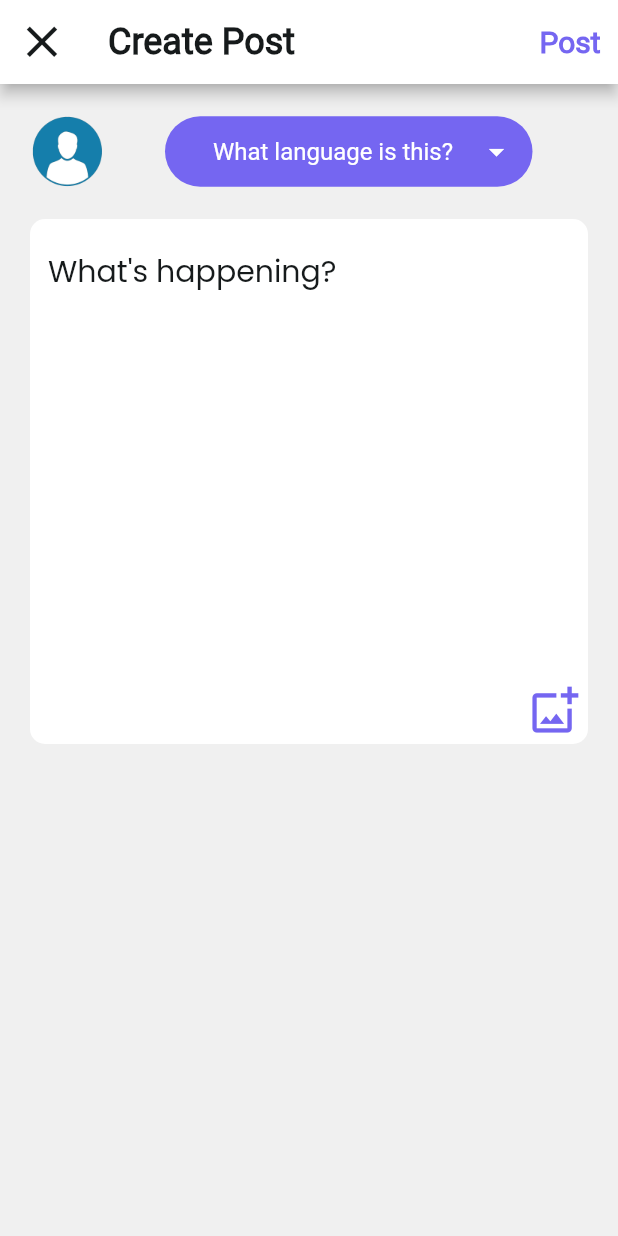
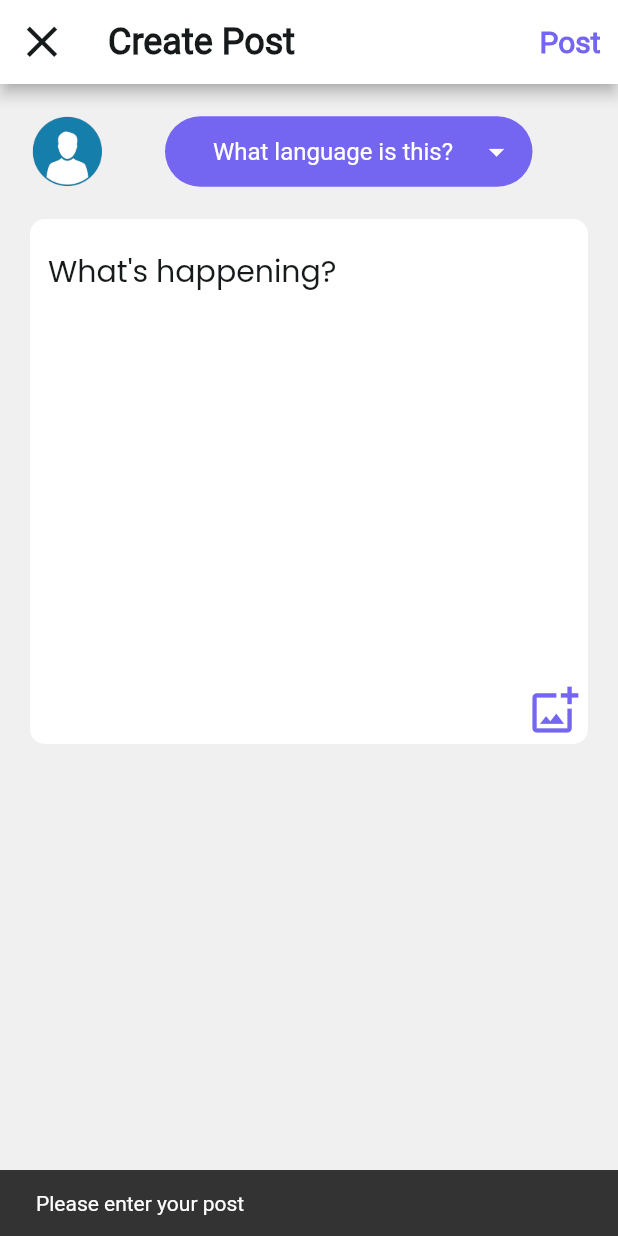
Before and after one commit to expatx/expatx, a Flutter app: the CreatePostScreen screen opened by its route, after a tap on "Post", on a phone screen of 412 x 824 dp. Run offline on Flutter 3.47's test engine with Material 2 defaults, Android fonts, the phone set to English and light mode, and no system bars; our stand-ins replace bloc, dartz, dio, equatable, flutter_bloc, go_router and 4 more; missing offline and left inert: api_cache_manager.

Commit message:
error handling

```diff
--- a/lib/core/api/api_helper.dart
+++ b/lib/core/api/api_helper.dart
@@ -17,7 +17,7 @@ abstract class ApiHelper {
       required String password});
   Future<UserModel> login({required String email, required String password});
   Future<List> getFeedItems();
-  Future<Map<String, dynamic>> postFeedItem(CreatePostModel createPostModel);
+  Future<Response> postFeedItem(CreatePostModel createPostModel);
 }
 
 class ApiHelperImpl extends ApiHelper {
@@ -129,19 +129,16 @@ class ApiHelperImpl extends ApiHelper {
   }
 
   @override
-  Future<Map<String, dynamic>> postFeedItem(
-      CreatePostModel createPostModel) async {
+  Future<Response> postFeedItem(CreatePostModel createPostModel) async {
     try {
       final response = await restClient.post(
         PublicOrProtected.protected,
         ApiEndpoints.feedPosts,
         json.encode(createPostModel),
       );
-      return response.data;
+      return response;
     } on CustomException catch (e) {
       throw e.errorMessage;
-    } catch (e) {
-      return {};
     }
   }
 }
--- a/lib/features/shared/data/datasources/create_post_datasource.dart
+++ b/lib/features/shared/data/datasources/create_post_datasource.dart
@@ -1,16 +1,17 @@
+import 'package:dio/dio.dart';
 import 'package:expatx/features/shared/data/models/create_post_model.dart';
 
 import '../../../../core/data_helper.dart';
 
 abstract class CreatePostRemoteDataSource {
-  Future<void> createPost(CreatePostModel createPostModel);
+  Future<Response> createPost(CreatePostModel createPostModel);
 }
 
 class CreatePostRemoteDataSourceImpl implements CreatePostRemoteDataSource {
   final _dataHelper = DataHelperImpl.instance;
 
   @override
-  Future<void> createPost(CreatePostModel createPostModel) async {
-    await _dataHelper.apiHelper.postFeedItem(createPostModel);
+  Future<Response> createPost(CreatePostModel createPostModel) async {
+   return await _dataHelper.apiHelper.postFeedItem(createPostModel);
   }
 }
--- a/lib/features/shared/data/repositories/create_post_repository_impl.dart
+++ b/lib/features/shared/data/repositories/create_post_repository_impl.dart
@@ -1,6 +1,6 @@
 import 'package:dartz/dartz.dart';
+import 'package:dio/dio.dart';
 
-import '../../../../core/error/exceptions.dart';
 import '../../domain/repositories/create_post_repository.dart';
 import '../datasources/create_post_datasource.dart';
 import '../models/create_post_model.dart';
@@ -14,9 +14,14 @@ class CreatePostRepositoryImpl implements CreatePostRepository {
   Future<Either<String, void>> createPost(
       CreatePostModel createPostModel) async {
     try {
-      await remoteDataSource.createPost(createPostModel);
-      return const Right(null);
-    } on ServerException {
+      Response response = await remoteDataSource.createPost(createPostModel);
+
+      if (response.statusCode == 200 || response.statusCode == 201) {
+        return const Right(null);
+      } else {
+        return const Left('Server error');
+      }
+    } on Exception {
       return const Left('Server error');
     }
   }
--- a/lib/features/shared/presentation/pages/create_post_screen.dart
+++ b/lib/features/shared/presentation/pages/create_post_screen.dart
@@ -21,7 +21,7 @@ class _CreatePostScreenState extends State<CreatePostScreen> {
   final TextEditingController _postTextController = TextEditingController();
 
   createPostSubmit() {
-    BlocProvider.of<CreatePostBloc>(context).add(
+    context.read<CreatePostBloc>().add(
           CreatePostSubmit(
             createPostModel: CreatePostModel(
               content: _postTextController.text,
@@ -68,11 +68,26 @@ class _CreatePostScreenState extends State<CreatePostScreen> {
               } else {
                 return TextButton(
                   onPressed: () {
+                    if (_postTextController.text.isNotEmpty) {
                       createPostSubmit();
+                      if (state is CreatePostFailure) {
+                        ScaffoldMessenger.of(context).showSnackBar(
+                          SnackBar(
+                            content: Text(state.errorMessage),
+                          ),
+                        );
+                      }
                       if (state is CreatePostSuccess) {
                         Navigator.pop(context);
+                        BlocProvider.of<FeedBloc>(context).add(GetFeedEvent());
                       }
-                    BlocProvider.of<FeedBloc>(context).add(GetFeedEvent());
+                    } else {
+                      ScaffoldMessenger.of(context).showSnackBar(
+                        const SnackBar(
+                          content: Text("Please enter your post"),
+                        ),
+                      );
+                    }
                   },
                   child: const Text(
                     "Post",
@@ -128,17 +143,8 @@ class _CreatePostScreenState extends State<CreatePostScreen> {
                 textAlignVertical: TextAlignVertical.top,
                 expands: true,
                 maxLines: null,
-                onChanged: (val) {
-                  _postTextController.text = val;
-                },
                 keyboardType: TextInputType.multiline,
                 controller: _postTextController,
-                // validator: (val) {
-                //   if (val!.isEmpty) {
-                //     return 'Please enter some text';
-                //   }
-                //   return null;
-                // },
                 style: const TextStyle(
                   color: Colors.black,
                   fontFamily: "Poppins",
--- a/lib/features/tabs/feed/presentation/pages/feed_screen.dart
+++ b/lib/features/tabs/feed/presentation/pages/feed_screen.dart
@@ -81,11 +81,11 @@ class _FeedScreenState extends State<FeedScreen> {
       child: Row(
         crossAxisAlignment: CrossAxisAlignment.center,
         children: [
+          Expanded(child: Text(feedPostEntity.content)),
+          const Spacer(),
           Expanded(child: Text(feedPostEntity.language)),
           const Spacer(),
-          Expanded(child: Text(feedPostEntity.id.toString())),
-          const Spacer(),
-          Expanded(child: Text(feedPostEntity.createdAt)),
+          Expanded(child: Text(feedPostEntity.userId.toString())),
         ],
       ),
     );
```
Lines whose indentation alone changed are shown as unchanged.
